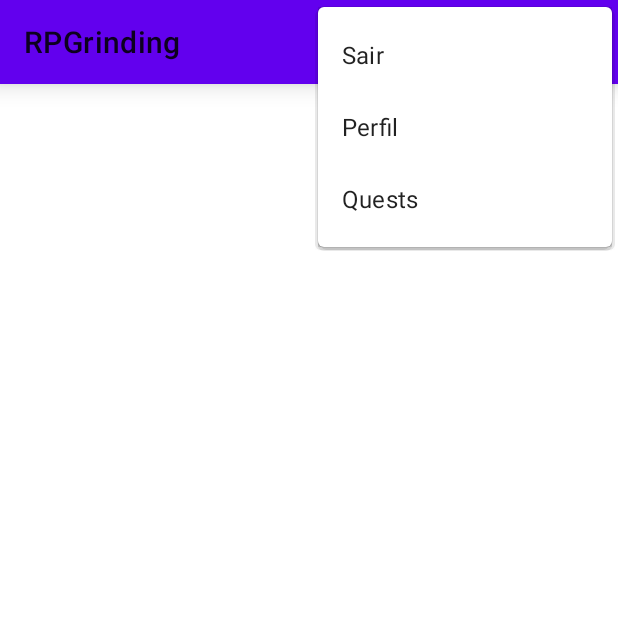
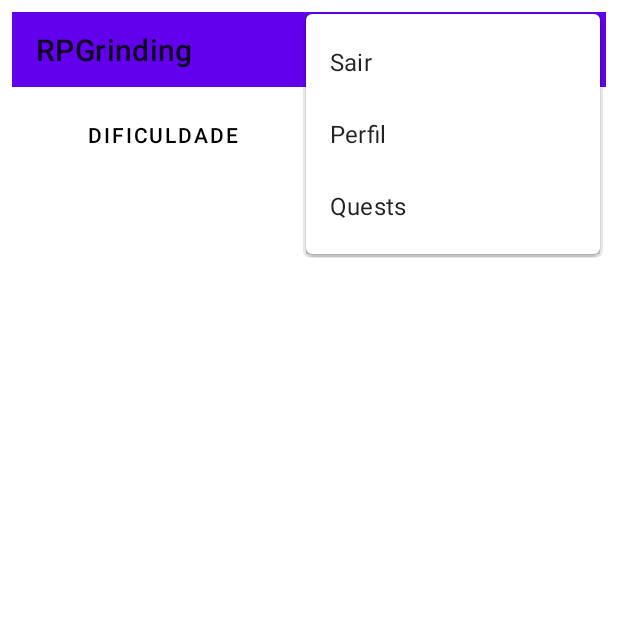
Before and after one commit to ericorabelo/RPGrinding, an Android app: the screen it shows after launch once a user with an empty profile is signed in (MainActivity), with the options menu open, on a phone screen of 412 x 824 dp, the top half of it. Run offline under Robolectric (Android 15) with nearby library versions, the light colour scheme and no system bars; our stand-ins replace Firebase (no records; nobody signed in at launch, a user with empty details on screens opened directly), Picasso.

Commit message:
falta concluir o excluir, listar com bug, interface main concluida com dificuldade e habilidade

```diff
--- a/app/src/main/AndroidManifest.xml
+++ b/app/src/main/AndroidManifest.xml
@@ -29,9 +29,6 @@
             android:label="@string/title_activity_minhas_quests"
             android:theme="@style/Theme.RPGrinding.NoActionBar" />
         <activity
-            android:name=".atividades.QuestsActivity"
-            android:exported="true" />
-        <activity
             android:name=".atividades.ConfiguracoesActivity"
             android:exported="true"
             android:parentActivityName=".atividades.MainActivity" />
--- a/app/src/main/java/erico/rabelo/rpgrinding/atividades/MainActivity.java
+++ b/app/src/main/java/erico/rabelo/rpgrinding/atividades/MainActivity.java
@@ -3,34 +3,71 @@ package erico.rabelo.rpgrinding.atividades;
 import androidx.annotation.NonNull;
 import androidx.appcompat.app.AppCompatActivity;
 import androidx.appcompat.widget.Toolbar;
+import androidx.recyclerview.widget.LinearLayoutManager;
+import androidx.recyclerview.widget.RecyclerView;
 
 import android.content.Intent;
 import android.os.Bundle;
 import android.view.Menu;
 import android.view.MenuInflater;
 import android.view.MenuItem;
+import android.widget.Button;
 
 import com.google.firebase.auth.FirebaseAuth;
+import com.google.firebase.database.DataSnapshot;
+import com.google.firebase.database.DatabaseError;
+import com.google.firebase.database.DatabaseReference;
+import com.google.firebase.database.ValueEventListener;
+
+import java.util.ArrayList;
+import java.util.Collections;
+import java.util.List;
 
 import erico.rabelo.rpgrinding.R;
+import erico.rabelo.rpgrinding.adapter.AdapterQuests;
 import erico.rabelo.rpgrinding.config.ConfiguracaoFirebase;
+import erico.rabelo.rpgrinding.model.Quest;
+import erico.rabelo.rpgrinding.sup.RecyclerItemClickListener;
 
 public class MainActivity extends AppCompatActivity {
 
     private FirebaseAuth autenticacao;
+    private RecyclerView recyclerQuestsPrincipal;
+    private Button buttonDificuldade, buttonHabilidade;
+
+    private AdapterQuests adapterQuests;
+
+    private List<Quest> listaQuests = new ArrayList<>();
+
+    private DatabaseReference questsPrincipalRef;
 
     @Override
     protected void onCreate(Bundle savedInstanceState) {
         super.onCreate(savedInstanceState);
         setContentView(R.layout.activity_main);
 
+        inicializarQuestsPrincipal();
+
+        //configs firebase
         autenticacao = ConfiguracaoFirebase.getFirebaseAutenticacao();
+        questsPrincipalRef = ConfiguracaoFirebase.getFirebaseDatabase()
+                .child("quests");
 
         Toolbar toolbar = findViewById(R.id.toolbar);
         toolbar.setTitle("RPGrinding");
         setSupportActionBar(toolbar);//faz com q a toolbar tenhar suporte a versões antigas do android
 
+        //configurar recyclerViewPrincipal
+        recyclerQuestsPrincipal.setLayoutManager(new LinearLayoutManager(this));
+        recyclerQuestsPrincipal.setHasFixedSize(true);
+        adapterQuests = new AdapterQuests(listaQuests, this);
+        recyclerQuestsPrincipal.setAdapter(adapterQuests);
+
+
+        retornarQuestsPrincipal();
     }
+
+
 
     @Override
     public boolean onCreateOptionsMenu(Menu menu) {
@@ -60,6 +97,11 @@ public class MainActivity extends AppCompatActivity {
 
     }
 
+    public void inicializarQuestsPrincipal(){
+        recyclerQuestsPrincipal = findViewById(R.id.recyclerQuestsPrincipal);
+    }
+
+
     public void abrirPerfil(){
        Intent intent = new Intent(MainActivity.this, ConfiguracoesActivity.class);
        startActivity( intent );
@@ -80,4 +122,31 @@ public class MainActivity extends AppCompatActivity {
         startActivity( intent );
     }
 
+    public void retornarQuestsPrincipal(){
+        listaQuests.clear();
+        questsPrincipalRef.addValueEventListener(new ValueEventListener() {
+            @Override
+            public void onDataChange(@NonNull DataSnapshot snapshot) {
+                for (DataSnapshot dificuldades : snapshot.getChildren()){
+                    for(DataSnapshot habilidades : dificuldades.getChildren()){
+                        for(DataSnapshot quests : habilidades.getChildren()){
+                            Quest quest = quests.getValue(Quest.class);
+                            listaQuests.add(quest);
+                            Collections.reverse(listaQuests);
+
+                            adapterQuests.notifyDataSetChanged();
+
+                        }
+                    }
+                }
+
+            }
+
+            @Override
+            public void onCancelled(@NonNull DatabaseError error) {
+
+            }
+        });
+    }
+
 }
--- a/app/src/main/java/erico/rabelo/rpgrinding/atividades/QuestsActivity.java
+++ /dev/null
@@ -1,16 +0,0 @@
-package erico.rabelo.rpgrinding.atividades;
-
-import androidx.appcompat.app.AppCompatActivity;
-
-import android.os.Bundle;
-
-import erico.rabelo.rpgrinding.R;
-
-public class QuestsActivity extends AppCompatActivity {
-
-    @Override
-    protected void onCreate(Bundle savedInstanceState) {
-        super.onCreate(savedInstanceState);
-        setContentView(R.layout.activity_quests);
-    }
-}
--- a/app/src/main/res/layout/activity_main.xml
+++ b/app/src/main/res/layout/activity_main.xml
@@ -4,16 +4,51 @@
     xmlns:tools="http://schemas.android.com/tools"
     android:layout_width="match_parent"
     android:layout_height="match_parent"
+    android:layout_margin="8dp"
     android:orientation="vertical"
     tools:context=".atividades.MainActivity">
 
+    <include
+        layout="@layout/toolbar"
+        android:layout_width="match_parent"
+        android:layout_height="50dp"
+        android:layout_marginBottom="8dp"
+        tools:visibility="visible" />
 
-    <include layout="@layout/toolbar" />
+    <LinearLayout
+        android:layout_width="match_parent"
+        android:layout_height="wrap_content">
+        <!--style do botão -->
 
-    <FrameLayout
+        <Button
+            android:id="@+id/buttonDificuldade"
+            style="?attr/buttonBarButtonStyle"
+            android:layout_width="wrap_content"
+            android:layout_height="wrap_content"
+            android:layout_weight="1"
+            android:text="Dificuldade"
+            android:textColor="@color/black" />
+
+        <TextView
+            android:id="@+id/textView2"
+            android:layout_width="wrap_content"
+            android:layout_height="wrap_content"
+            android:text="|" />
+
+        <Button
+            android:id="@+id/buttonHabilidade"
+            style="?attr/buttonBarButtonStyle"
+            android:layout_width="wrap_content"
+            android:layout_height="wrap_content"
+            android:layout_weight="1"
+            android:text="Habilidade"
+            android:textColor="@color/black" />
+    </LinearLayout>
+
+    <androidx.recyclerview.widget.RecyclerView
+        android:id="@+id/recyclerQuestsPrincipal"
         android:layout_width="match_parent"
-        android:layout_height="match_parent">
+        android:layout_height="match_parent" >
 
-    </FrameLayout>
-
+    </androidx.recyclerview.widget.RecyclerView>
 </LinearLayout>
--- a/app/src/main/res/layout/activity_quests.xml
+++ /dev/null
@@ -1,9 +0,0 @@
-<?xml version="1.0" encoding="utf-8"?>
-<androidx.constraintlayout.widget.ConstraintLayout xmlns:android="http://schemas.android.com/apk/res/android"
-    xmlns:app="http://schemas.android.com/apk/res-auto"
-    xmlns:tools="http://schemas.android.com/tools"
-    android:layout_width="match_parent"
-    android:layout_height="match_parent"
-    tools:context=".atividades.QuestsActivity">
-
-</androidx.constraintlayout.widget.ConstraintLayout>
--- a/app/src/main/res/layout/toolbar.xml
+++ b/app/src/main/res/layout/toolbar.xml
@@ -1,7 +1,9 @@
 <?xml version="1.0" encoding="utf-8"?>
 <FrameLayout xmlns:android="http://schemas.android.com/apk/res/android"
+    xmlns:tools="http://schemas.android.com/tools"
     android:layout_width="match_parent"
-    android:layout_height="match_parent">
+    android:layout_height="match_parent"
+    tools:visibility="visible">
 
     <androidx.appcompat.widget.Toolbar
         android:id="@+id/toolbar"
```
